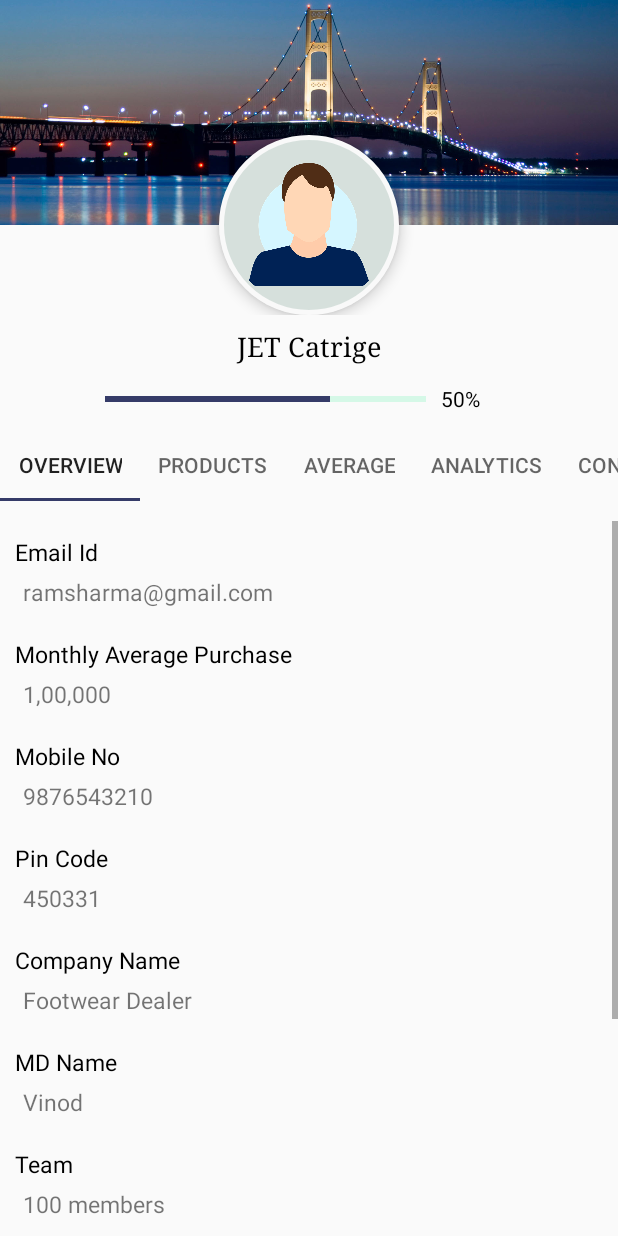
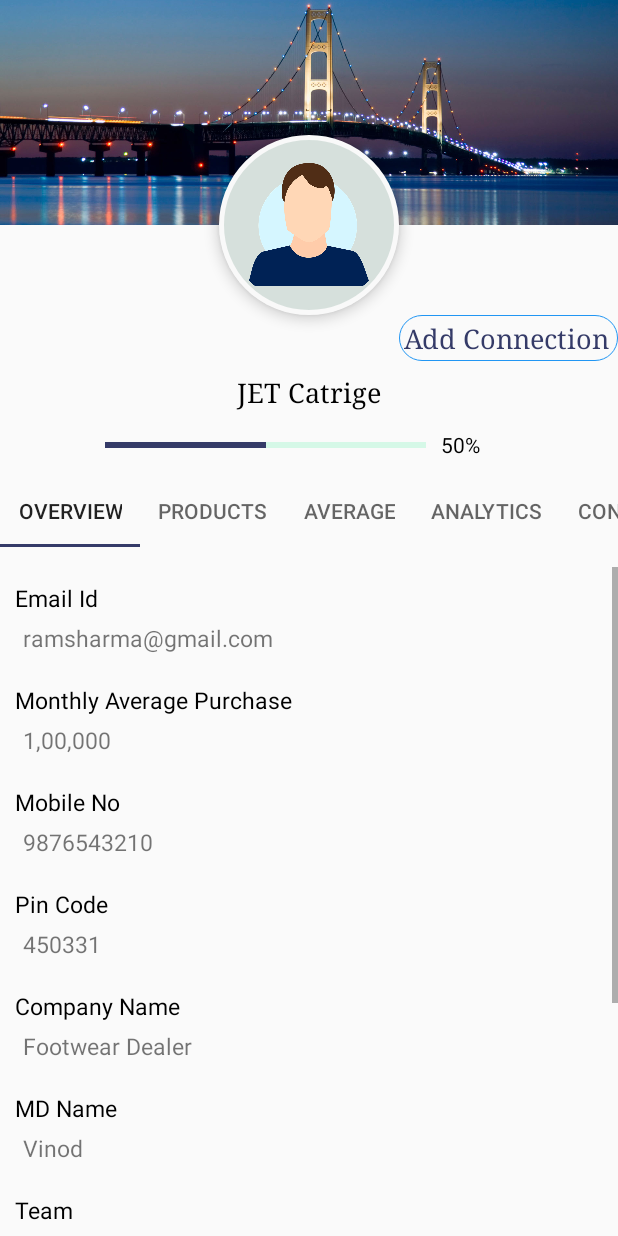
Before and after one commit to ssheetalshah/DGFABApp1, an Android app: the ProfileActivity screen opened directly, with no data from a screen before it, on a phone screen of 412 x 824 dp. Run offline under Robolectric (Android 15) with nearby library versions, the phone set to English and light mode, and no system bars; libraries missing offline, so code that uses them is left out: me.relex.circleindicator.

Commit message:
by rrrrr

```diff
--- a/app/src/main/res/layout/activity_profile.xml
+++ b/app/src/main/res/layout/activity_profile.xml
@@ -38,6 +38,20 @@
                 android:scaleType="centerCrop"
                 android:src="@drawable/prof" />
 
+
+            <TextView
+                android:layout_width="match_parent"
+                android:layout_height="wrap_content"
+                android:layout_toRightOf="@id/user_profile_photo"
+                android:padding="3dp"
+                android:background="@drawable/bt_bg"
+                android:layout_below="@id/user_profile_photo"
+                android:text="Add Connection"
+                android:textColor="@color/colorPrimary"
+                android:textSize="18dp"
+                android:typeface="serif" />
+
+
         </RelativeLayout>
 
 
@@ -76,7 +90,7 @@
                     android:layout_marginRight="10dp"
                     app:layout_constraintEnd_toEndOf="parent"
                     app:layout_constraintStart_toStartOf="parent"
-                    android:progress="70" />
+                    android:progress="50" />
 
                 <TextView
                     android:text="50%"
```
Also changed, not shown: app/src/main/AndroidManifest.xml (+5 -5 lines).
